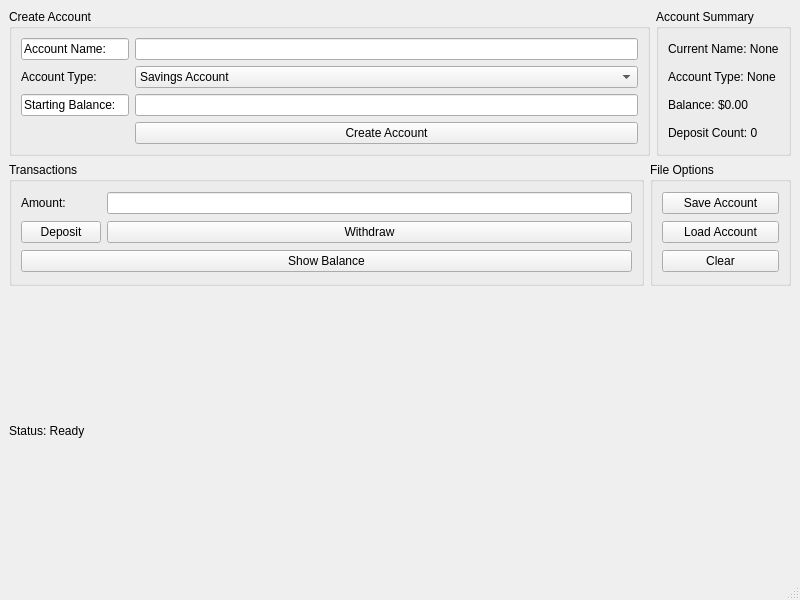
Old version of the form bank_account.ui in the repository jmay27694-alt/bank-account-manager.
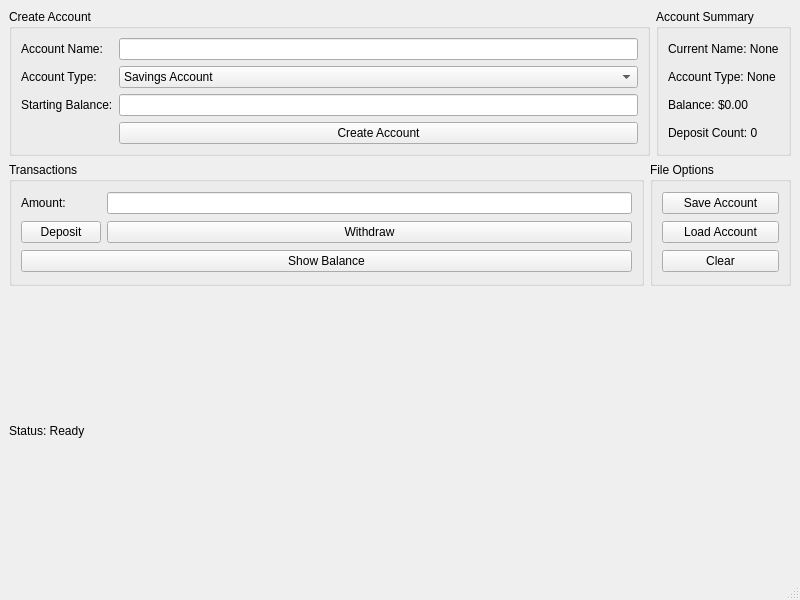
New version of the form.

Diff of the .ui file:
```diff
--- a/bank_account.ui
+++ b/bank_account.ui
@@ -24,25 +24,18 @@
           <property name="title">
            <string>Create Account</string>
           </property>
-          <layout class="QFormLayout" name="formLayout">
-           <item row="0" column="0">
-            <widget class="QLineEdit" name="lineEdit">
-             <property name="text">
-              <string>Account Name:</string>
-             </property>
-            </widget>
-           </item>
+          <layout class="QGridLayout" name="gridLayout_4">
            <item row="0" column="1">
             <widget class="QLineEdit" name="nameInput"/>
            </item>
-           <item row="1" column="0">
+           <item row="2" column="0">
             <widget class="QLabel" name="label">
              <property name="text">
               <string>Account Type:</string>
              </property>
             </widget>
            </item>
-           <item row="1" column="1">
+           <item row="2" column="1">
             <widget class="QComboBox" name="accountTypeCombo">
              <item>
               <property name="text">
@@ -56,23 +49,30 @@
              </item>
             </widget>
            </item>
-           <item row="2" column="0">
-            <widget class="QLineEdit" name="lineEdit_2">
+           <item row="3" column="0">
+            <widget class="QLabel" name="label_4">
              <property name="text">
               <string>Starting Balance:</string>
              </property>
             </widget>
            </item>
-           <item row="2" column="1">
-            <widget class="QLineEdit" name="startBalanceInput"/>
-           </item>
            <item row="3" column="1">
+            <widget class="QLineEdit" name="startBalanceInput"/>
+           </item>
+           <item row="4" column="1">
             <widget class="QPushButton" name="createAccountButton">
              <property name="text">
               <string>Create Account</string>
              </property>
             </widget>
            </item>
+           <item row="0" column="0">
+            <widget class="QLabel" name="label_3">
+             <property name="text">
+              <string>Account Name:</string>
+             </property>
+            </widget>
+           </item>
           </layout>
          </widget>
         </item>
```
